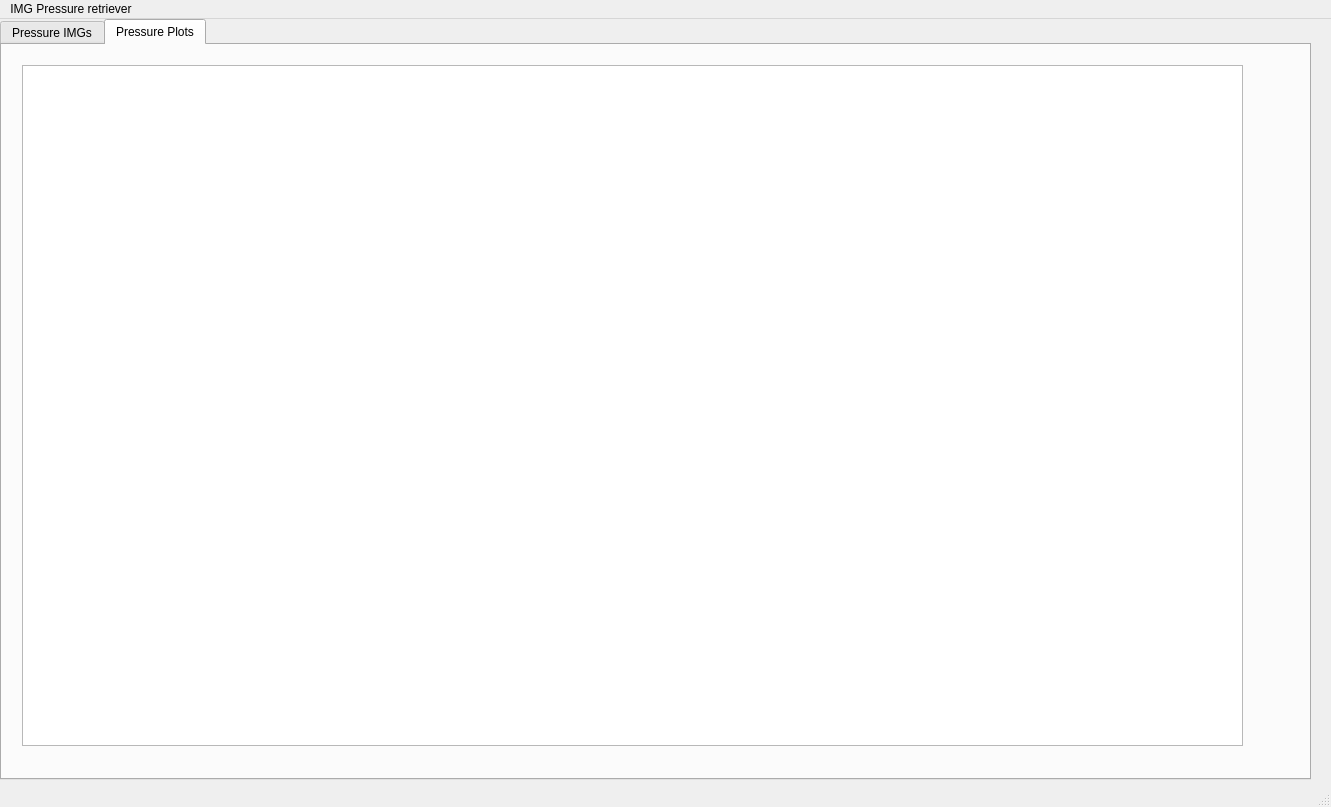
Old version of the form Apps/img_GUI/img_gui_view.ui in the repository VELA-CLARA-software/Software.
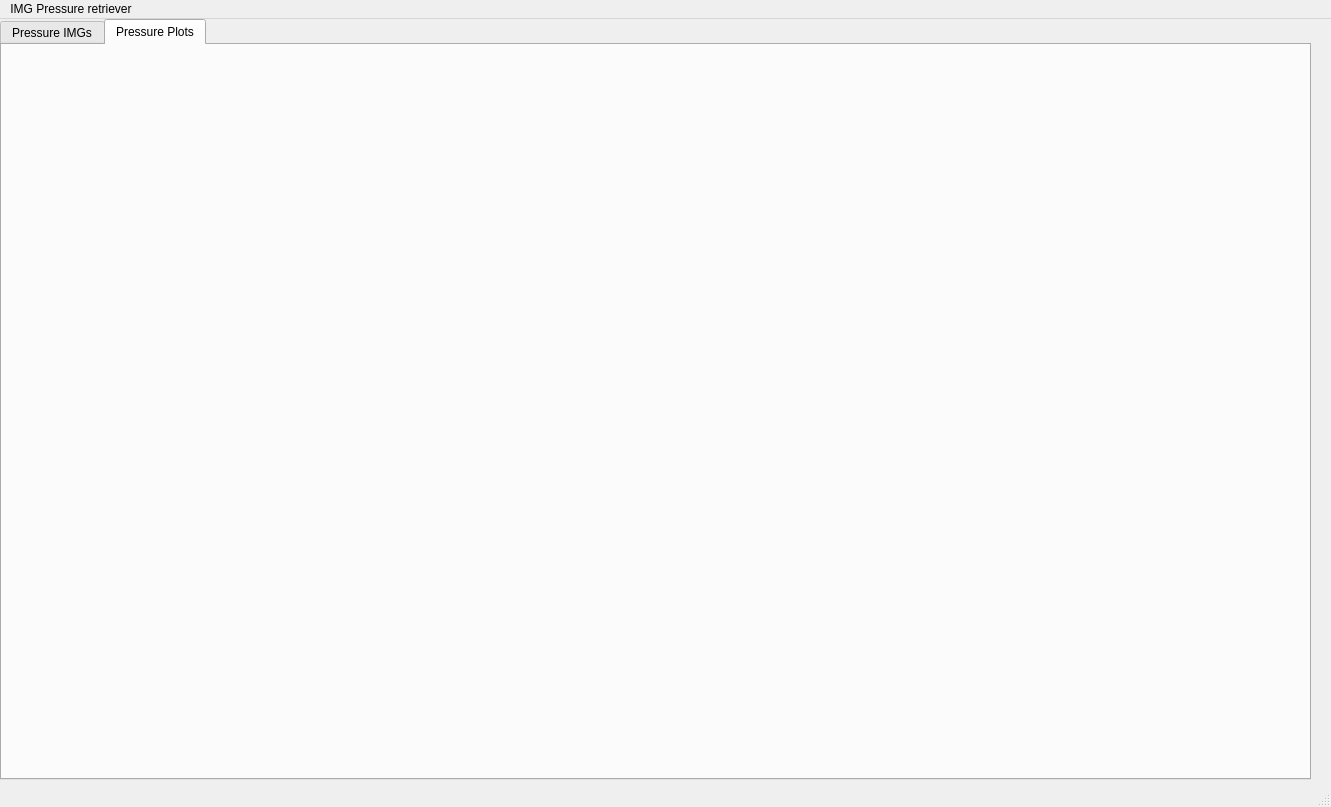
New version of the form. The open tabs and pages were chosen to show the change.

Commit message: IMG GUI (plotting tab)

```diff
--- a/Apps/img_GUI/img_gui_view.ui
+++ b/Apps/img_GUI/img_gui_view.ui
@@ -365,15 +365,16 @@
      <attribute name="title">
       <string>Pressure Plots</string>
      </attribute>
-     <widget class="QGraphicsView" name="graphicsView">
+     <widget class="QWidget" name="gridLayoutWidget_4">
       <property name="geometry">
        <rect>
         <x>20</x>
-        <y>20</y>
-        <width>1221</width>
-        <height>681</height>
+        <y>10</y>
+        <width>1231</width>
+        <height>691</height>
        </rect>
       </property>
+      <layout class="QGridLayout" name="PlotLayoutWidget"/>
      </widget>
     </widget>
    </widget>
```
Left out of the diff: 2 changed lines with no effect on the pictures. The commit also changes 4 other files.
